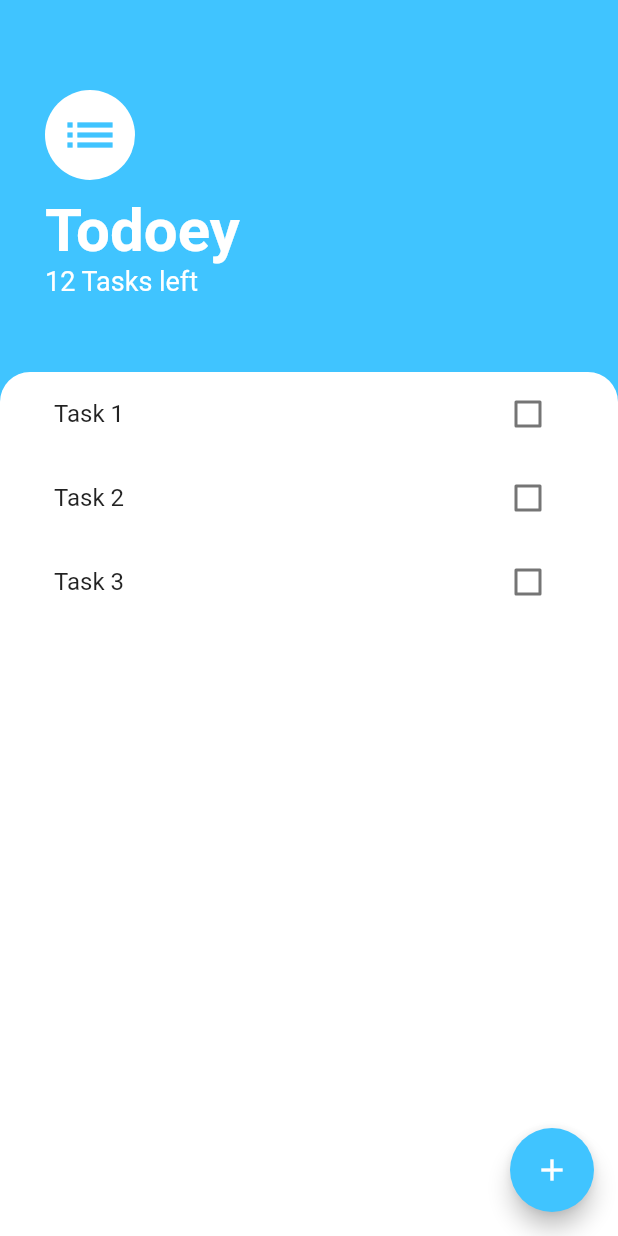
After one commit to Stevemaster92/flutter-todoey, a Flutter app: the screen it shows after launch, on a phone screen of 412 x 824 dp. The commit adds this screen. Run offline on Flutter 3.47's test engine with Material 2 defaults, Android fonts, the phone set to English and light mode, and no system bars.

Commit message:
Create separate file for tasks list, Handle checkbox change of task

```diff
--- a/lib/screens/tasks_screen.dart
+++ b/lib/screens/tasks_screen.dart
@@ -1,6 +1,6 @@
 import 'package:flutter/material.dart';
 import 'package:flutter_todoey/screens/add_task_screen.dart';
-import 'package:flutter_todoey/widgets/task_tile.dart';
+import 'package:flutter_todoey/widgets/tasks_list.dart';
 
 class TasksScreen extends StatelessWidget {
   @override
@@ -54,13 +54,7 @@ class TasksScreen extends StatelessWidget {
                 color: Colors.white,
                 borderRadius: BorderRadius.only(topLeft: Radius.circular(20.0), topRight: Radius.circular(20.0)),
               ),
-              child: ListView(
-                children: [
-                  TaskTile(title: "Task 1"),
-                  TaskTile(title: "Task 2"),
-                  TaskTile(title: "Task 3"),
-                ],
-              ),
+              child: TasksList(),
             ),
           ),
         ],
--- a/lib/widgets/task_tile.dart
+++ b/lib/widgets/task_tile.dart
@@ -2,10 +2,12 @@ import 'package:flutter/material.dart';
 
 class TaskTile extends StatefulWidget {
   final String title;
+  final bool isDone;
 
   TaskTile({
     Key key,
     @required this.title,
+    this.isDone = false,
   }) : super(key: key);
 
   @override
@@ -13,17 +15,28 @@ class TaskTile extends StatefulWidget {
 }
 
 class _TaskTileState extends State<TaskTile> {
-  bool done = false;
+  bool isChecked;
+
+  @override
+  void initState() {
+    super.initState();
+
+    isChecked = widget.isDone;
+  }
 
   @override
   Widget build(BuildContext context) {
     return ListTile(
-      title: Text(widget.title),
+      title: Text(
+        widget.title,
+        style: TextStyle(decoration: isChecked ? TextDecoration.lineThrough : TextDecoration.none),
+      ),
       trailing: Checkbox(
-        value: done,
+        value: isChecked,
         onChanged: (value) {
           setState(() {
-            done = value;
+            isChecked = value;
+            // TODO: Set task to done/undone.
           });
         },
       ),
--- /dev/null
+++ b/lib/widgets/tasks_list.dart
@@ -0,0 +1,21 @@
+import 'package:flutter/material.dart';
+import 'package:flutter_todoey/widgets/task_tile.dart';
+
+class TasksList extends StatelessWidget {
+  final List<TaskTile> tasks = [
+    TaskTile(title: "Task 1"),
+    TaskTile(title: "Task 2"),
+    TaskTile(title: "Task 3"),
+  ];
+
+  TasksList({
+    Key key,
+  }) : super(key: key);
+
+  @override
+  Widget build(BuildContext context) {
+    return ListView(
+      children: tasks,
+    );
+  }
+}
```
